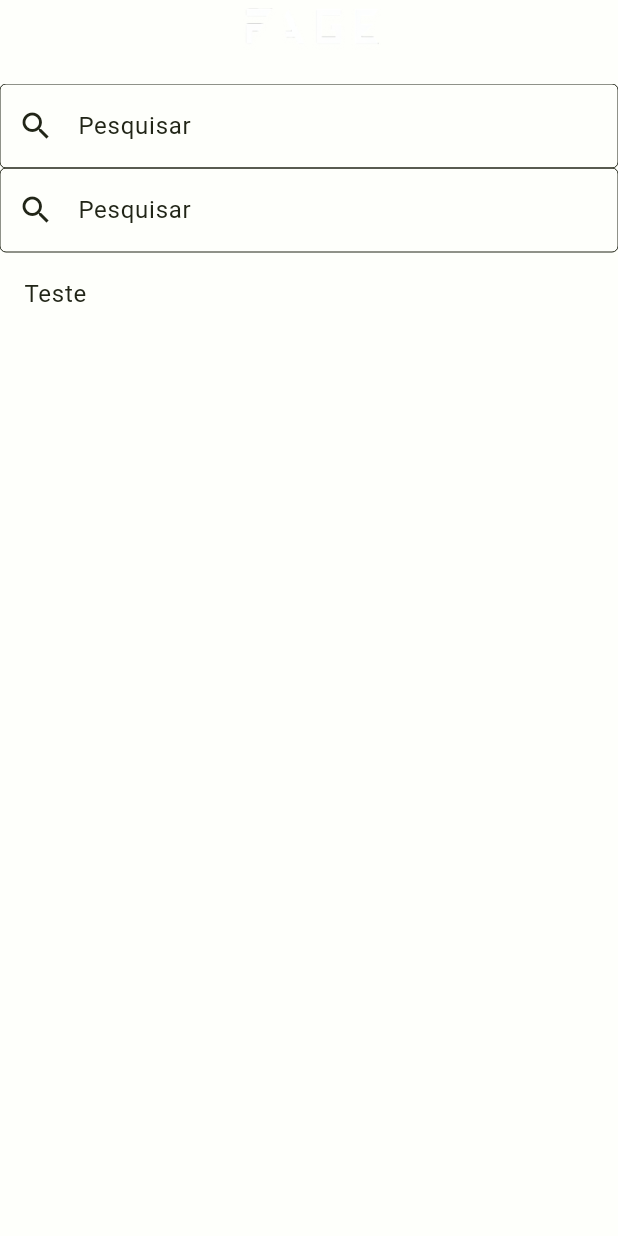
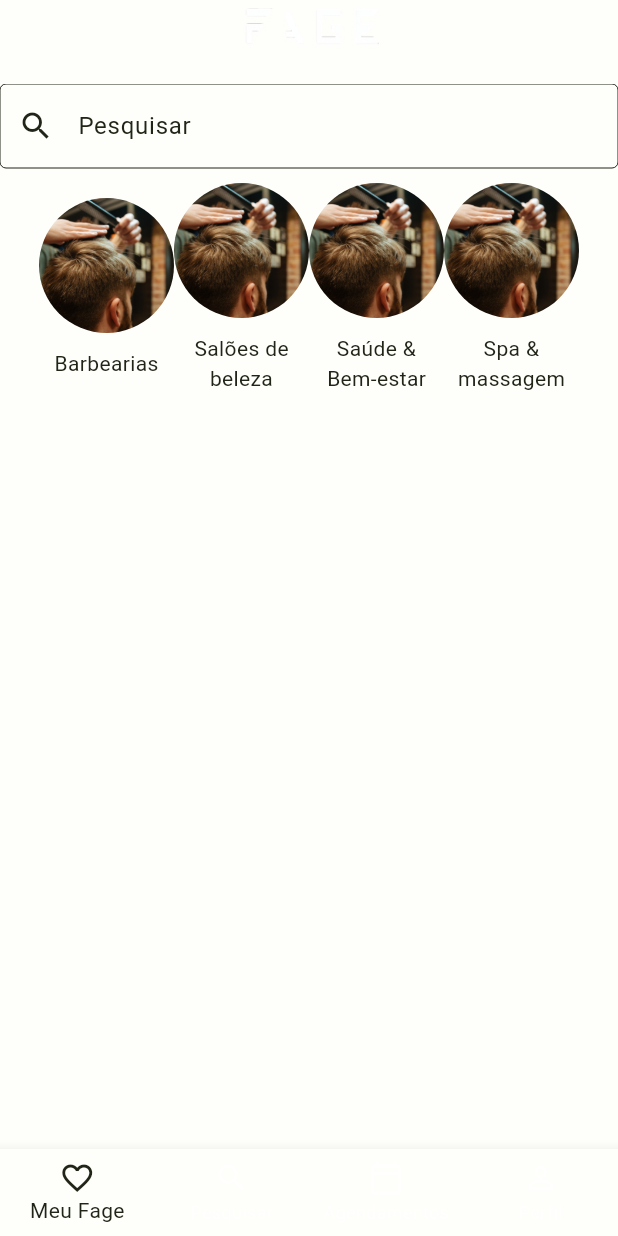
Before and after one commit to FAGE-Project/FAGE-Frontend, a Flutter app: the screen it shows after launch, on a phone screen of 412 x 824 dp. Run offline on Flutter 3.47's test engine with Material 2 defaults, Android fonts, the phone set to English and light mode, and no system bars.

Commit message:
Iniciado criação da tela inicial

```diff
--- a/lib/pages/home.dart
+++ b/lib/pages/home.dart
@@ -12,16 +12,79 @@ class _HomeState extends State<Home> {
   @override
   Widget build(BuildContext context) {
     return Scaffold(
+      bottomNavigationBar: BottomNavigationBar(
+          type: BottomNavigationBarType.fixed,
+          currentIndex: 0,
+          items: [
+            const BottomNavigationBarItem(
+                icon: Icon(Icons.favorite_outline), label: "Meu Fage"),
+            const BottomNavigationBarItem(
+                icon: Icon(Icons.search), label: "Pesquisar"),
+            const BottomNavigationBarItem(
+                icon: Icon(Icons.calendar_today_outlined),
+                label: "Agendamentos"),
+            const BottomNavigationBarItem(
+                icon: Icon(Icons.person_outline), label: "Perfil"),
+          ]),
       appBar: AppBar(
         title: Image.asset("assets/images/fage-logo-white.png", scale: 2),
         centerTitle: true,
       ),
-      body: Column(
+      body: const Column(
         children: [
-          CustomTextFormField(labelText: "Pesquisar", prefixIcon: Icons.search),
-          CustomTextFormField(labelText: "Pesquisar", prefixIcon: Icons.search),
-          ListTile(
-            title: Text("Teste"),
+          CustomTextFormField(
+              labelText: "Pesquisar", prefixIcon: Icons.search),
+          SizedBox(height: 10),
+          SingleChildScrollView(
+            scrollDirection: Axis.horizontal,
+            child: Row(
+              children: [
+                Column(
+                  children: [
+                    CircleAvatar(
+                        backgroundColor: Colors.transparent,
+                        minRadius: 45,
+                        backgroundImage: AssetImage("assets/images/barbeiro.jpg")
+                    ),
+                    SizedBox(height: 10),
+                    Text("Barbearias")
+                  ],
+                ),
+                Column(
+                  children: [
+                    CircleAvatar(
+                        backgroundColor: Colors.transparent,
+                        minRadius: 45,
+                        backgroundImage: AssetImage("assets/images/barbeiro.jpg")
+                    ),
+                    SizedBox(height: 10),
+                    Text("Salões de\nbeleza", textAlign: TextAlign.center)
+                  ],
+                ),
+                Column(
+                  children: [
+                    CircleAvatar(
+                        backgroundColor: Colors.transparent,
+                        minRadius: 45,
+                        backgroundImage: AssetImage("assets/images/barbeiro.jpg")
+                    ),
+                    SizedBox(height: 10),
+                    Text("Saúde &\nBem-estar", textAlign: TextAlign.center,)
+                  ],
+                ),
+                Column(
+                  children: [
+                    CircleAvatar(
+                        backgroundColor: Colors.transparent,
+                        minRadius: 45,
+                        backgroundImage: AssetImage("assets/images/barbeiro.jpg")
+                    ),
+                    SizedBox(height: 10),
+                    Text("Spa &\nmassagem", textAlign: TextAlign.center,)
+                  ],
+                ),
+              ],
+            ),
           ),
         ],
       ),
--- a/pubspec.yaml
+++ b/pubspec.yaml
@@ -62,6 +62,7 @@ flutter:
   assets:
     - assets/images/fage-logo.png
     - assets/images/fage-logo-white.png
+    - assets/images/barbeiro.jpg
 
   # An image asset can refer to one or more resolution-specific "variants", see
   # https://flutter.dev/assets-and-images/#resolution-aware
```
Also changed, not shown: assets/images/barbeiro.jpg (added).
